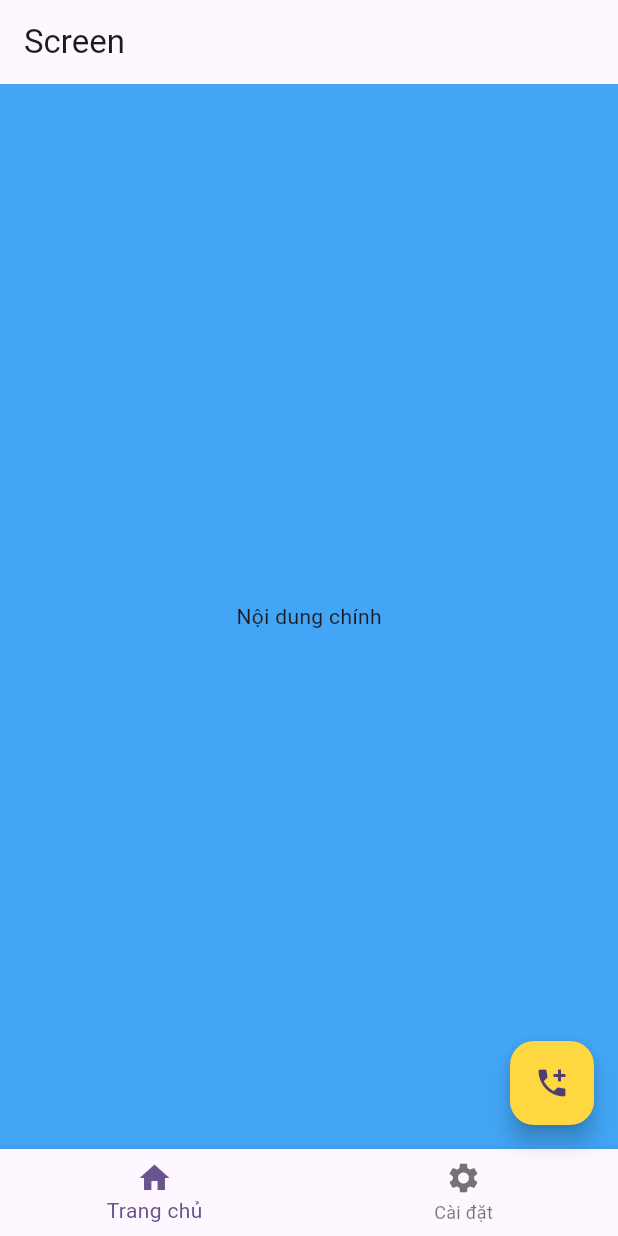
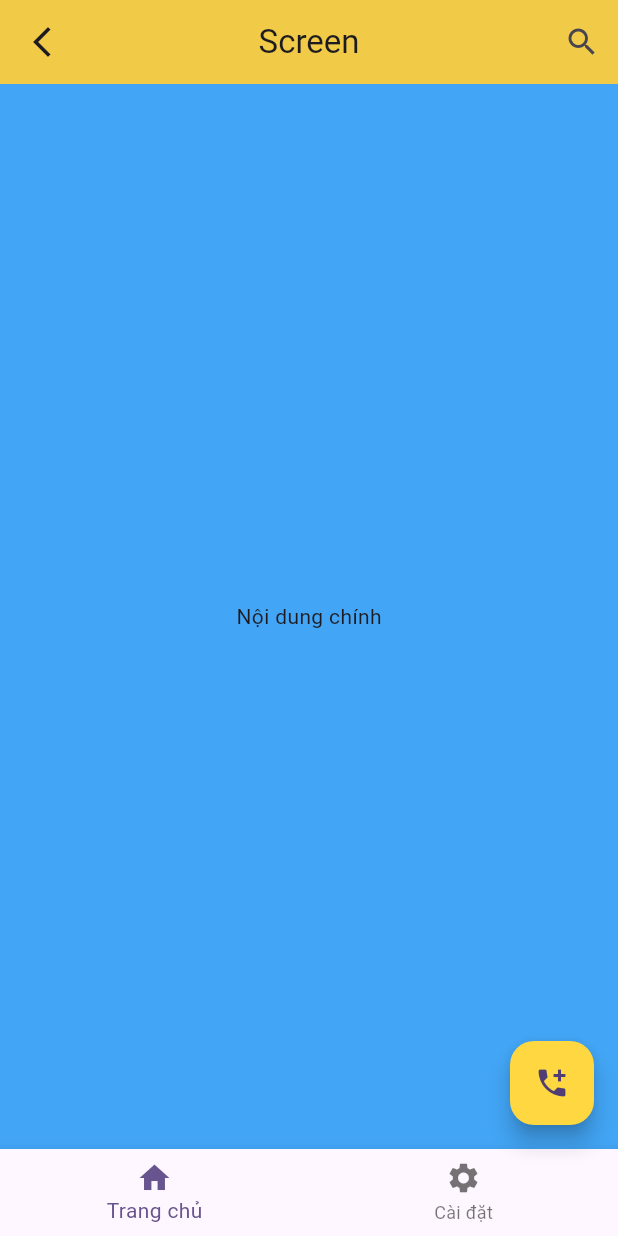
Before and after one commit to huyvu23/learn-flutter, a Flutter app: the screen it shows after launch, on a phone screen of 412 x 824 dp. Run offline on Flutter 3.47's test engine with Material 3 defaults, Android fonts, the phone set to English and light mode, and no system bars.

Commit message:
learn app bar

```diff
--- /dev/null
+++ b/lib/MyAppBar.dart
@@ -0,0 +1,48 @@
+import "package:flutter/material.dart";
+
+class MyAppBar extends StatelessWidget {
+  const MyAppBar({super.key});
+
+  @override
+  Widget build(BuildContext context) {
+    // Trả về Scaffold - widget cung cấp bố cục MUI đơn giản
+    // Màn Hình
+    return Scaffold(
+      appBar: AppBar(
+        title: Text('Screen'),
+        centerTitle: true,
+        backgroundColor: Colors.amberAccent[200],
+        elevation: 4,
+        leading: IconButton(
+          onPressed: () {
+            print('Hello');
+          },
+          icon: Icon(Icons.arrow_back_ios_new),
+        ),
+        actions: [
+          IconButton(
+            onPressed: () {
+              print('Hello');
+            },
+            icon: Icon(Icons.search),
+          ),
+        ],
+      ),
+      backgroundColor: Colors.blue[400],
+      body: Center(child: Text('Nội dung chính')),
+      floatingActionButton: FloatingActionButton(
+        onPressed: () {
+          print('Press');
+        },
+        backgroundColor: Colors.amberAccent,
+        child: const Icon(Icons.add_ic_call),
+      ),
+      bottomNavigationBar: BottomNavigationBar(
+        items: [
+          BottomNavigationBarItem(icon: Icon(Icons.home), label: 'Trang chủ'),
+          BottomNavigationBarItem(icon: Icon(Icons.settings), label: 'Cài đặt'),
+        ],
+      ),
+    );
+  }
+}
--- a/lib/main.dart
+++ b/lib/main.dart
@@ -1,5 +1,6 @@
 import 'package:flutter/material.dart';
-import 'MyScaffold.dart';
+// import 'MyScaffold.dart';
+import 'MyAppBar.dart';
 
 void main() {
   runApp(const MyApp());
@@ -16,7 +17,7 @@ class MyApp extends StatelessWidget {
       theme: ThemeData(
         colorScheme: ColorScheme.fromSeed(seedColor: Colors.deepPurple),
       ),
-      home: const MyScaffold(),
+      home: const MyAppBar(),
     );
   }
 }
```
